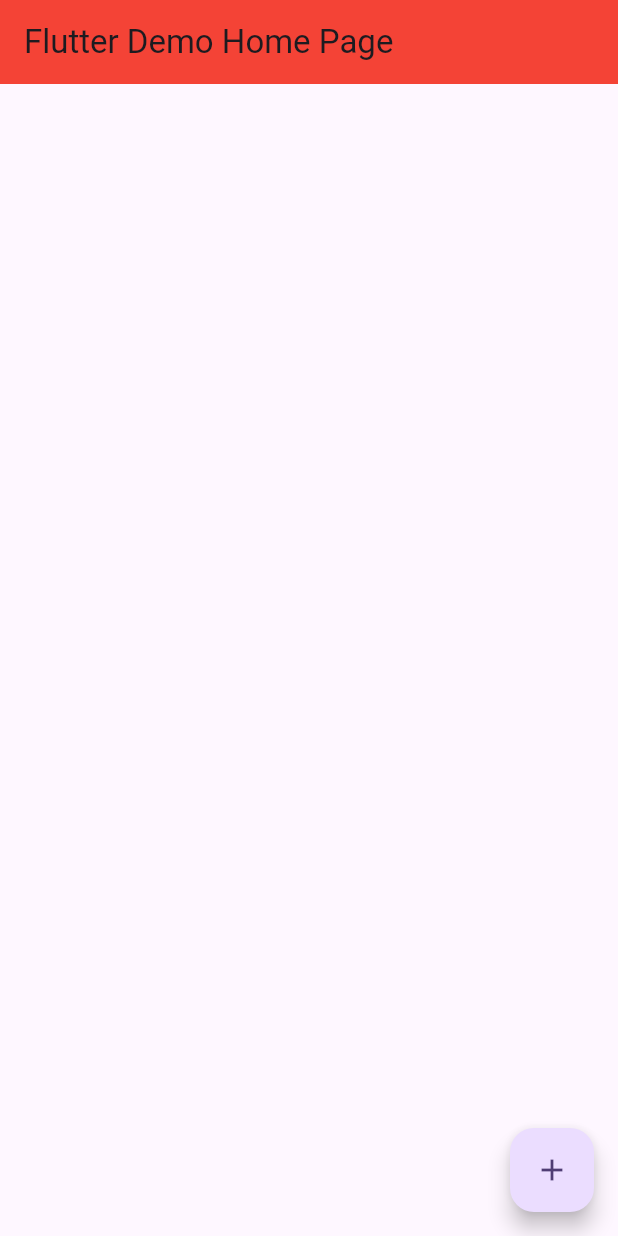
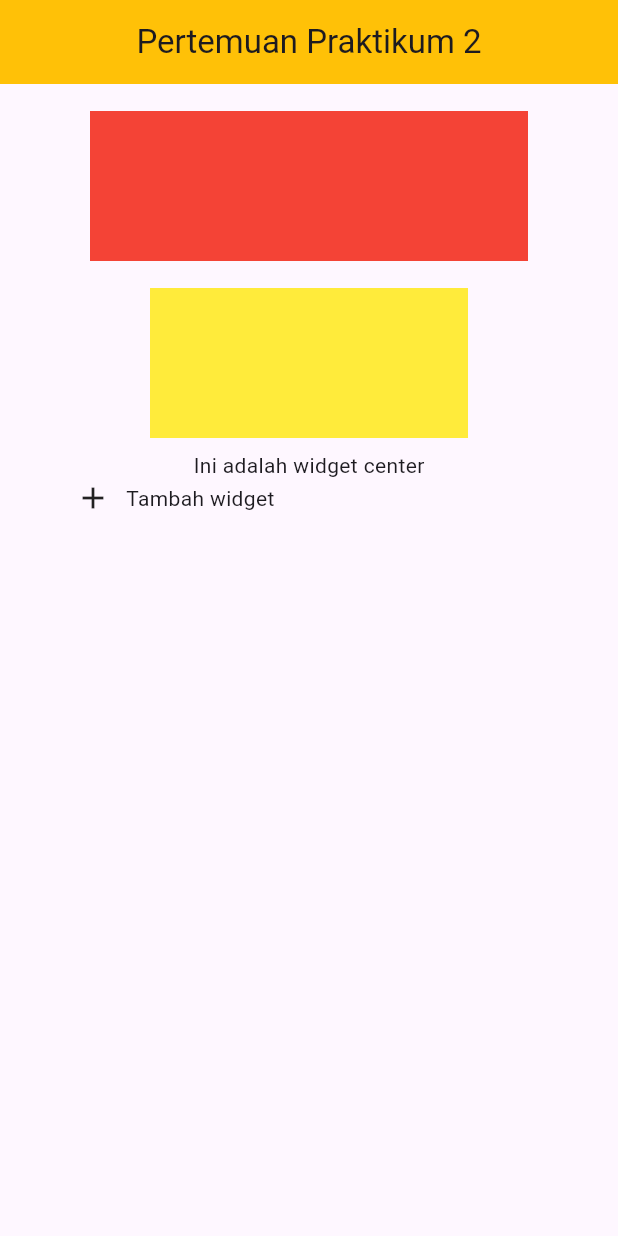
Before and after one commit to SpiNoice01/PBB_Fadhila-Agil-Permana_2211104006_SE01, a Flutter app: the screen it shows after launch, on a phone screen of 412 x 824 dp. Run offline on Flutter 3.47's test engine with Material 3 defaults, Android fonts, the phone set to English and light mode, and no system bars.

Commit message:
LGTM md, tinggal yang tugas terakhir, bikin biodata dan widget lain2

```diff
--- a/01_Running_Dart/flutter_application_1/lib/main.dart
+++ b/01_Running_Dart/flutter_application_1/lib/main.dart
@@ -7,6 +7,7 @@ void main() {
 class MyApp extends StatelessWidget {
   const MyApp({super.key});
 
+  // This widget is the root of your application.
   @override
   Widget build(BuildContext context) {
     return MaterialApp(
@@ -30,27 +31,45 @@ class MyHomePage extends StatefulWidget {
 }
 
 class _MyHomePageState extends State<MyHomePage> {
-  int _counter = 0;
-
-  void _incrementCounter() {
-    setState(() {
-      _counter++;
-    });
-  }
-
   @override
   Widget build(BuildContext context) {
-    var center = Center(contrainer: Container());
     return Scaffold(
       appBar: AppBar(
-        backgroundColor: Colors.red,
-        title: Text(widget.title),
+        backgroundColor: Colors.amber,
+        title: const Align(
+          alignment: Alignment.center,
+          child: Text('Pertemuan Praktikum 2'),
+        ),
       ),
-      body: center,
-      floatingActionButton: FloatingActionButton(
-        onPressed: _incrementCounter,
-        tooltip: 'Increment',
-        child: const Icon(Icons.add),
+      body: Padding(
+        padding: const EdgeInsets.symmetric(vertical: 8, horizontal: 50),
+        child: Column(
+          children: [
+            Container(
+              margin: const EdgeInsets.all(10),
+              color: Colors.red,
+              padding: const EdgeInsets.all(10),
+              height: 100,
+            ),
+            Padding(
+              padding: const EdgeInsets.symmetric(vertical: 8, horizontal: 50),
+              child: Container(
+                color: Colors.yellow,
+                height: 100,
+              ),
+            ),
+            const Center(
+              child: Text('Ini adalah widget center'),
+            ),
+            Row(
+              children: const [
+                Icon(Icons.add),
+                SizedBox(width: 10),
+                Text('Tambah widget'),
+              ],
+            ),
+          ],
+        ),
       ),
     );
   }
```
Also changed, not shown: 01_Running_Dart/assetMD/2.Ctrl_Shift_P.png (added), 01_Running_Dart/assetMD/2.Done.png (added), 01_Running_Dart/assetMD/2.NamaProject.png (added), 01_Running_Dart/assetMD/2.Select_Application.png (added), 01_Running_Dart/assetMD/3.Done.png (added), 01_Running_Dart/assetMD/3.KananBawah.png (added), 01_Running_Dart/assetMD/3.Select.png (added), 01_Running_Dart/assetMD/Dart.svg (added), 01_Running_Dart/assetMD/android_sdklook.png (deleted), 01_Running_Dart/assetMD/cmd_gitcheck.png (deleted), 01_Running_Dart/assetMD/cmd_jdkcheck1.png (deleted), 01_Running_Dart/assetMD/flutt_Doctorcheck.png (deleted), 01_Running_Dart/assetMD/flutt_sdkcheck_envvar.png (deleted), 01_Running_Dart/assetMD/flutter.svg (added), 3 more files, 1 other file.
